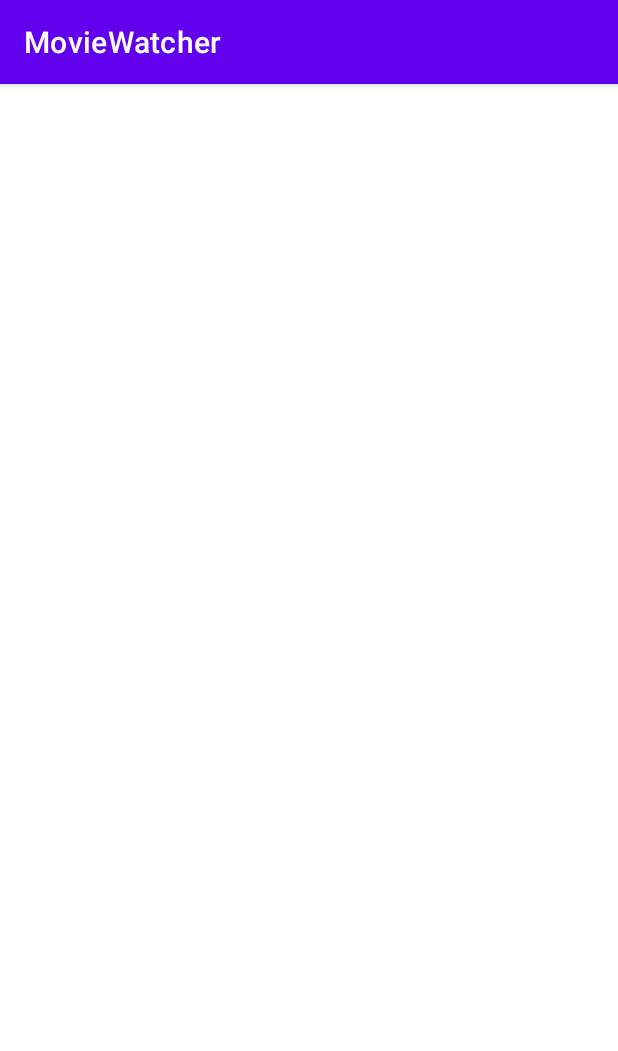
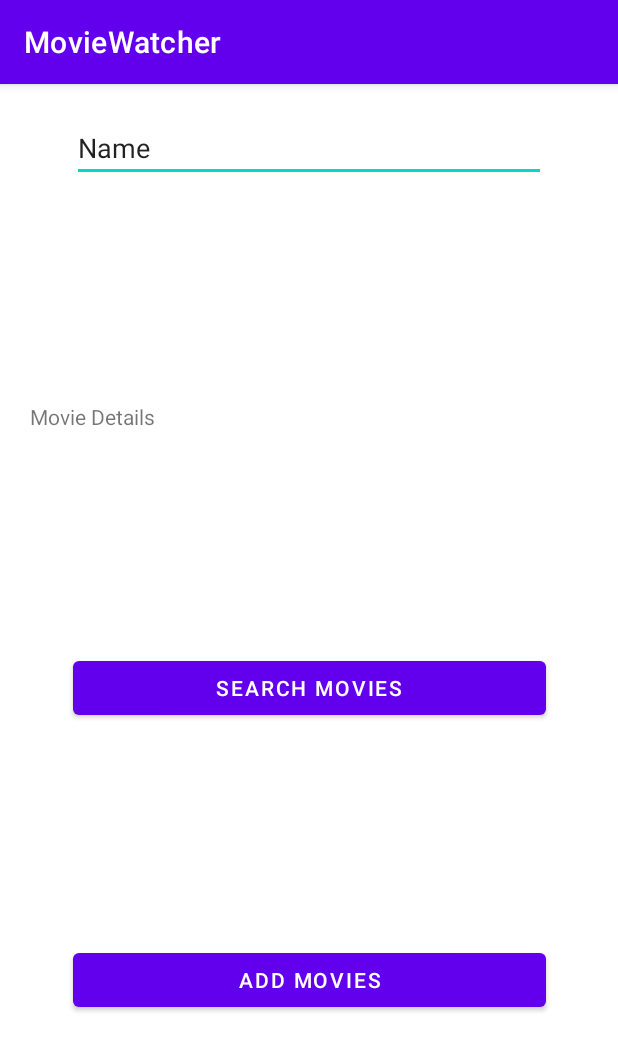
Before and after one commit to 2KAbhishek/MovieWatcher, an Android app: the SearchMovieActivity screen opened directly, with no data from a screen before it, on a phone screen of 412 x 824 dp. Shown: the top 1051 px of the screen. Run offline under Robolectric (Android 15) with nearby library versions, the phone set to English and light mode, and no system bars.

Commit message:
Define search movie activity

```diff
--- a/app/src/main/res/layout/activity_search_movie.xml
+++ b/app/src/main/res/layout/activity_search_movie.xml
@@ -6,4 +6,56 @@
     android:layout_height="match_parent"
     tools:context=".SearchMovieActivity">
 
+    <EditText
+        android:id="@+id/editTextMovie"
+        android:layout_width="0dp"
+        android:layout_height="wrap_content"
+        android:layout_marginHorizontal="@android:dimen/app_icon_size"
+        android:layout_marginTop="20dp"
+        android:ems="10"
+        android:inputType="textPersonName"
+        android:text="Name"
+        app:layout_constraintEnd_toEndOf="parent"
+        app:layout_constraintHorizontal_bias="0.5"
+        app:layout_constraintStart_toStartOf="parent"
+        app:layout_constraintTop_toTopOf="parent" />
+
+    <TextView
+        android:id="@+id/textMovieDetails"
+        android:layout_width="0dp"
+        android:layout_height="wrap_content"
+        android:layout_marginHorizontal="20dp"
+        android:singleLine="false"
+        android:text="Movie Details"
+        app:layout_constraintBottom_toTopOf="@+id/buttonTriggerSearch"
+        app:layout_constraintEnd_toEndOf="parent"
+        app:layout_constraintHorizontal_bias="0.5"
+        app:layout_constraintStart_toStartOf="parent"
+        app:layout_constraintTop_toBottomOf="@+id/editTextMovie" />
+
+    <Button
+        android:id="@+id/buttonAddSearched"
+        android:layout_width="315dp"
+        android:layout_height="wrap_content"
+        android:layout_marginHorizontal="@android:dimen/app_icon_size"
+        android:text="Add Movies"
+        app:layout_constraintBottom_toBottomOf="parent"
+        app:layout_constraintEnd_toEndOf="parent"
+        app:layout_constraintHorizontal_bias="0.5"
+        app:layout_constraintStart_toStartOf="parent"
+        app:layout_constraintTop_toBottomOf="@+id/buttonTriggerSearch" />
+
+    <Button
+        android:id="@+id/buttonTriggerSearch"
+        android:layout_width="315dp"
+        android:layout_height="wrap_content"
+        android:layout_marginHorizontal="@android:dimen/app_icon_size"
+        android:text="Search Movies"
+        app:layout_constraintBottom_toTopOf="@+id/buttonAddSearched"
+        app:layout_constraintEnd_toEndOf="parent"
+        app:layout_constraintHorizontal_bias="0.5"
+        app:layout_constraintStart_toStartOf="parent"
+        app:layout_constraintTop_toBottomOf="@+id/textMovieDetails" />
+
+
 </androidx.constraintlayout.widget.ConstraintLayout>
```
